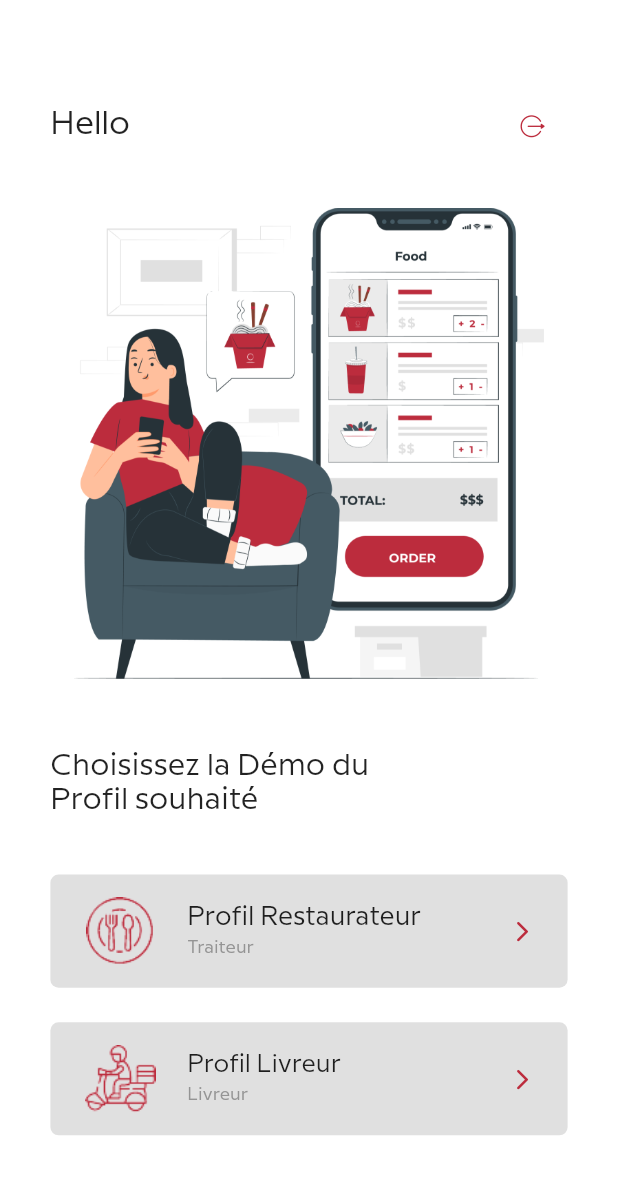
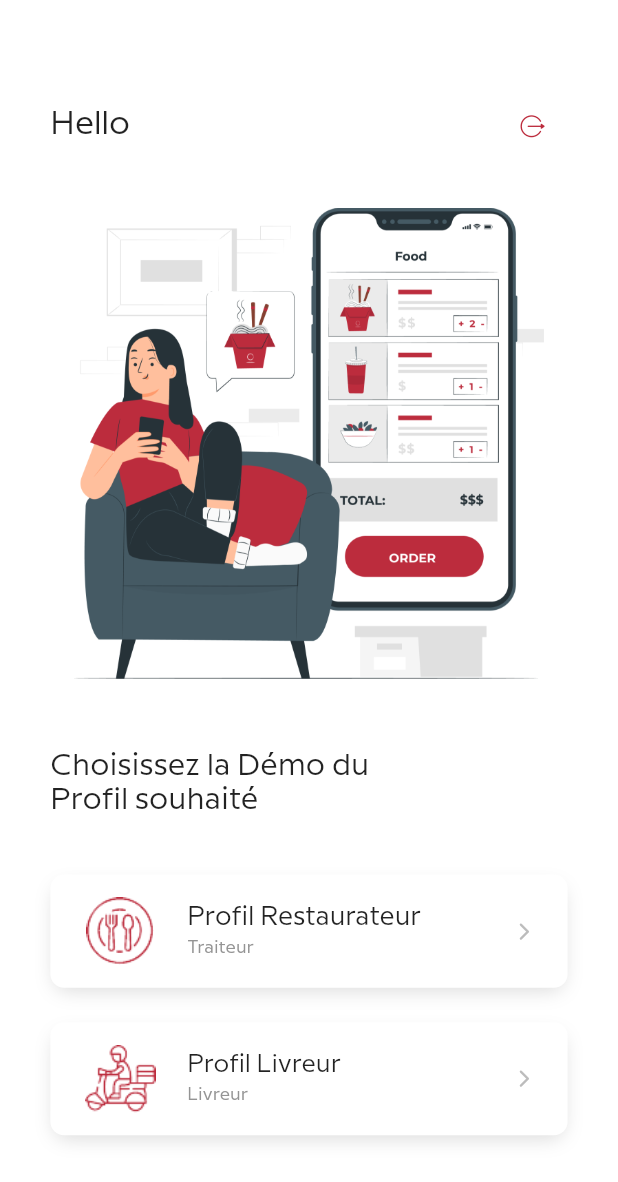
Before and after one commit to Manefa/lvfoods, a Flutter app: the ChooseProfil screen opened by its route, on a phone screen of 412 x 824 dp. Shown: the top 1182 px of the screen. Run offline on Flutter 3.47's test engine with Material 2 defaults, Android fonts, the phone set to English and light mode, and no system bars; our stand-ins replace bloc, country_code_picker, dartz, dio, dotted_border, equatable and 13 more; accounts and stored records are empty; statements that could not run were skipped.

Commit message:
image illustration

```diff
--- a/lib/ui/choose_profil/page/choose_profil.dart
+++ b/lib/ui/choose_profil/page/choose_profil.dart
@@ -112,8 +112,16 @@ class ChooseProfil extends StatelessWidget {
                         height: 82.h,
                         width: 344.w,
                         decoration: BoxDecoration(
-                            color: Color.fromRGBO(224, 224, 224, 1),
-                            borderRadius: BorderRadius.circular(6.r),
+                            color: Colors.white,
+                            borderRadius: BorderRadius.circular(10.r),
+                            boxShadow: [
+                              BoxShadow(
+                                  color: Colors.grey.withOpacity(0.36),
+                                  spreadRadius: -3,
+                                  blurRadius: 10,
+                                  offset: Offset(0, 5)
+                              )
+                            ]
                         ),
                         child:Center(
                           child: Container(
@@ -161,8 +169,8 @@ class ChooseProfil extends StatelessWidget {
                                 ),
                                 Icon(
                                   Icons.arrow_forward_ios_rounded ,
-                                  color: Color.fromRGBO(188, 44, 61,1),
-                                  size: 18.sp,
+                                  color: Color(0XFFBCBCBC),
+                                  size: 15.sp,
                                 ),
                               ],
                             ),
@@ -180,9 +188,16 @@ class ChooseProfil extends StatelessWidget {
                         height: 82.h,
                         width: 344.w,
                         decoration: BoxDecoration(
-                            color: Color.fromRGBO(224, 224, 224, 1),
-                            borderRadius: BorderRadius.circular(6.r),
-
+                            color: Colors.white,
+                            borderRadius: BorderRadius.circular(10.r),
+                            boxShadow: [
+                              BoxShadow(
+                                  color: Colors.grey.withOpacity(0.36),
+                                  spreadRadius: -3,
+                                  blurRadius: 10,
+                                  offset: Offset(0, 5)
+                              )
+                            ]
                         ),
                         child:Center(
                           child: Container(
@@ -231,8 +246,8 @@ class ChooseProfil extends StatelessWidget {
                                 ),
                                 Icon(
                                   Icons.arrow_forward_ios_rounded ,
-                                  color: Color.fromRGBO(188, 44, 61,1),
-                                  size: 18.sp,
+                                  color: Color(0XFFBCBCBC),
+                                  size: 15.sp,
                                 ),
                               ],
                             ),
```
